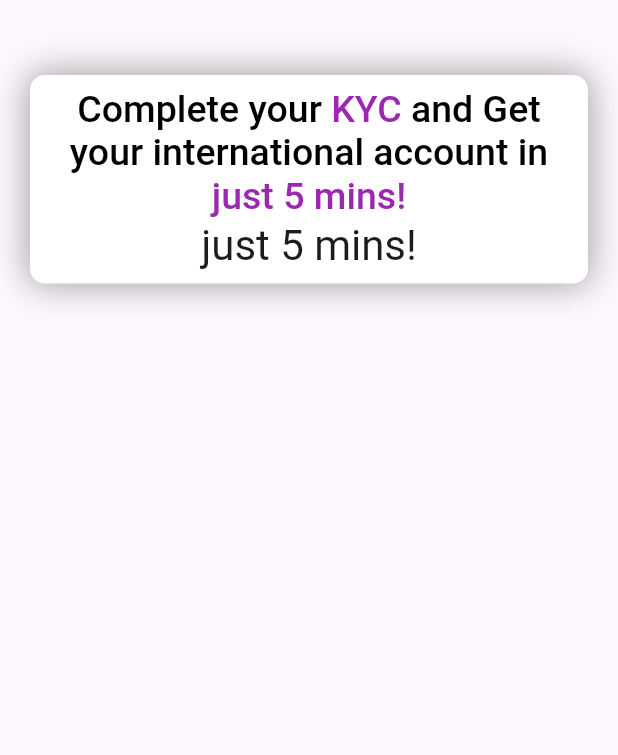
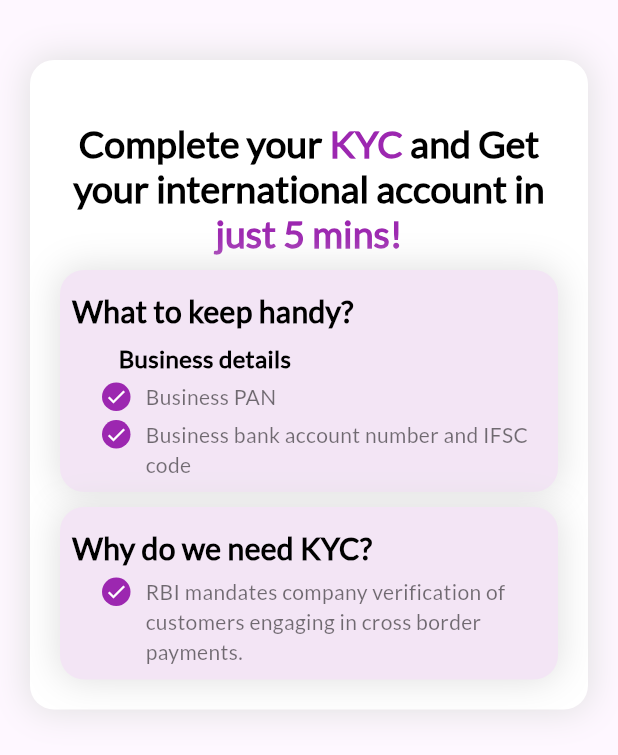
Before and after one commit to SushmitaBhor/kyc, a Flutter app: the screen it shows after launch, on a phone screen of 412 x 824 dp. Shown: the top 755 px of the screen. Run offline on Flutter 3.47's test engine with Material 2 defaults, Android fonts, the phone set to English and light mode, and no system bars.

Commit message:
Second commit

```diff
--- a/lib/main.dart
+++ b/lib/main.dart
@@ -31,57 +31,164 @@ class MyHomePage extends StatefulWidget {
 class _MyHomePageState extends State<MyHomePage> {
   @override
   Widget build(BuildContext context) {
-    return Scaffold(
+    return Scaffold(body: SafeArea(child: completeKYC()));
+  }
 
-        body: SafeArea(
-          child: Container(
+  Widget completeKYC() {
+    return Container(
       decoration: BoxDecoration(
           color: Colors.white,
-                borderRadius: BorderRadius.circular(10),
-                boxShadow: [BoxShadow(color: Colors.grey,spreadRadius: 1,blurRadius: 20),]),
-            margin: const EdgeInsets.symmetric(vertical: 50, horizontal: 20),
+          borderRadius: BorderRadius.circular(16),
+          boxShadow: [
+            BoxShadow(
+                color: Colors.grey.shade300, spreadRadius: 1, blurRadius: 20),
+          ]),
+      margin: const EdgeInsets.only(top: 40, right: 20, left: 20, bottom: 20),
+      padding: const EdgeInsets.only(top: 40, right: 20, left: 20, bottom: 20),
+      child: Column(
+          mainAxisSize: MainAxisSize.min,
+          crossAxisAlignment: CrossAxisAlignment.start,
+          children: <Widget>[
+            completeKYCTitle(),
+            const SizedBox(
+              height: 10,
+            ),
+            whatToKeepHandy(),
+            const SizedBox(
+              height: 10,
+            ),
+            whyKYC()
+          ]),
+    );
+  }
+
+  TextStyle styleText({color, fontWeight, fontSize}) {
+    return TextStyle(
+        color: color ?? Colors.black,
+        fontSize: fontSize ?? 25.00,
+        fontWeight: fontWeight ?? FontWeight.w400,
+        fontFamily: 'Lato');
+  }
+
+  Decoration decoration() {
+    return BoxDecoration(
+        color: Colors.purple.shade50,
+        borderRadius: BorderRadius.circular(16),
+        boxShadow: [
+          BoxShadow(
+              color: Colors.grey.shade300, spreadRadius: 1, blurRadius: 20),
+        ]);
+  }
+
+  Widget completeKYCTitle() {
+    return RichText(
+        textAlign: TextAlign.center,
+        text: TextSpan(
+            text: 'Complete your ',
+            style: styleText(fontWeight: FontWeight.w600),
+            children: [
+              TextSpan(
+                  text: 'KYC',
+                  style: styleText(
+                      color: Colors.purple, fontWeight: FontWeight.w600)),
+              TextSpan(
+                text: ' and Get your international account in ',
+                style: styleText(fontWeight: FontWeight.w600),
+              ),
+              TextSpan(
+                  text: 'just 5 mins!',
+                  style: styleText(
+                      color: Colors.purple, fontWeight: FontWeight.w600)),
+            ]));
+  }
+
+  Widget whatToKeepHandy() {
+    return Container(
+      decoration: decoration(),
       padding: const EdgeInsets.all(8.0),
       child: Column(
         mainAxisSize: MainAxisSize.min,
-                crossAxisAlignment: CrossAxisAlignment.center,
-                children: <Widget>[
-                  RichText(
-                      textAlign: TextAlign.center,
-                      text: TextSpan(
-                          text: 'Complete your ',
-                          style: TextStyle(
-                            color: Colors.black,
-                            fontSize: 25,
-                            fontWeight: FontWeight.w500,
+        mainAxisAlignment: MainAxisAlignment.start,
+        crossAxisAlignment: CrossAxisAlignment.start,
+        children: [
+          Padding(
+            padding: const EdgeInsets.symmetric(vertical: 5.0),
+            child: Text('What to keep handy?',
+                style: styleText(fontSize: 20.00, fontWeight: FontWeight.w700)),
           ),
-                          children: [
-                            TextSpan(
-                                text: 'KYC',
-                                style: TextStyle(
-                                  color: Colors.purple,
-                                  fontSize: 25,
-                                  fontWeight: FontWeight.w500,
-                                )),
-                            TextSpan(
-                              text: ' and Get your international account in ',
-                              style: TextStyle(
-                                color: Colors.black,
-                                fontSize: 25,
-                                fontWeight: FontWeight.w500,
+          Padding(
+            padding: const EdgeInsets.only(left: 31.0),
+            child: Text(
+              'Business details',
+              style: styleText(fontSize: 16.00, fontWeight: FontWeight.w600),
             ),
           ),
-                            TextSpan(
-                                text: 'just 5 mins!',
-                                style: TextStyle(
-                                  color: Colors.purple,
-                                  fontSize: 25,
-                                  fontWeight: FontWeight.w500,
+          const SizedBox(
+            height: 5,
+          ),
+          bulletedTitle('Business PAN'),
+          const SizedBox(
+            height: 5,
+          ),
+          bulletedTitle('Business bank account number and IFSC code'),
+        ],
+      ),
+    );
+  }
+
+  Widget whyKYC() {
+    return Container(
+      decoration: decoration(),
+      padding: const EdgeInsets.all(8.0),
+      child: Column(
+        mainAxisSize: MainAxisSize.min,
+        crossAxisAlignment: CrossAxisAlignment.start,
+        mainAxisAlignment: MainAxisAlignment.start,
+        children: [
+          Padding(
+            padding: const EdgeInsets.symmetric(vertical: 5.0),
+            child: Text('Why do we need KYC?',
+                style: styleText(fontSize: 20.00, fontWeight: FontWeight.w700)),
+          ),
+          bulletedTitle(
+              'RBI mandates company verification of customers engaging in cross border payments.'),
+        ],
+      ),
+    );
+  }
+
+  Widget bulletedTitle(title) {
+    return Padding(
+      padding: const EdgeInsets.only(left: 20.0),
+      child: Row(
+          mainAxisAlignment: MainAxisAlignment.start,
+          crossAxisAlignment: CrossAxisAlignment.start,
+          children: [
+            leadIcon(),
+            const SizedBox(
+              width: 10,
+            ),
+            Expanded(
+                child: Text(
+              title,
+              style: styleText(
+                  fontSize: 14.00,
+                  fontWeight: FontWeight.w100,
+                  color: Colors.black54),
             )),
-                          ])),
-                  Text('just 5 mins!',
-                      style: Theme.of(context).textTheme.headlineMedium)
           ]),
-          ),
+    );
+  }
+
+  Widget leadIcon() {
+    return Container(
+        decoration:
+            const BoxDecoration(shape: BoxShape.circle, color: Colors.purple),
+        padding: const EdgeInsets.all(2),
+        child: const Icon(
+          Icons.done,
+          color: Colors.white,
+          size: 15,
         ));
   }
 }
```
Also changed, not shown: assets/fonts/Lato/OFL.txt (added, +93 -0 lines), pubspec.yaml (+5 -6 lines), assets/fonts/Lato/Lato-Black.ttf (added), assets/fonts/Lato/Lato-BlackItalic.ttf (added), assets/fonts/Lato/Lato-Bold.ttf (added), assets/fonts/Lato/Lato-BoldItalic.ttf (added), assets/fonts/Lato/Lato-Italic.ttf (added), assets/fonts/Lato/Lato-Light.ttf (added), assets/fonts/Lato/Lato-LightItalic.ttf (added), assets/fonts/Lato/Lato-Regular.ttf (added), assets/fonts/Lato/Lato-Thin.ttf (added), assets/fonts/Lato/Lato-ThinItalic.ttf (added). Lines whose indentation alone changed are shown as unchanged.
